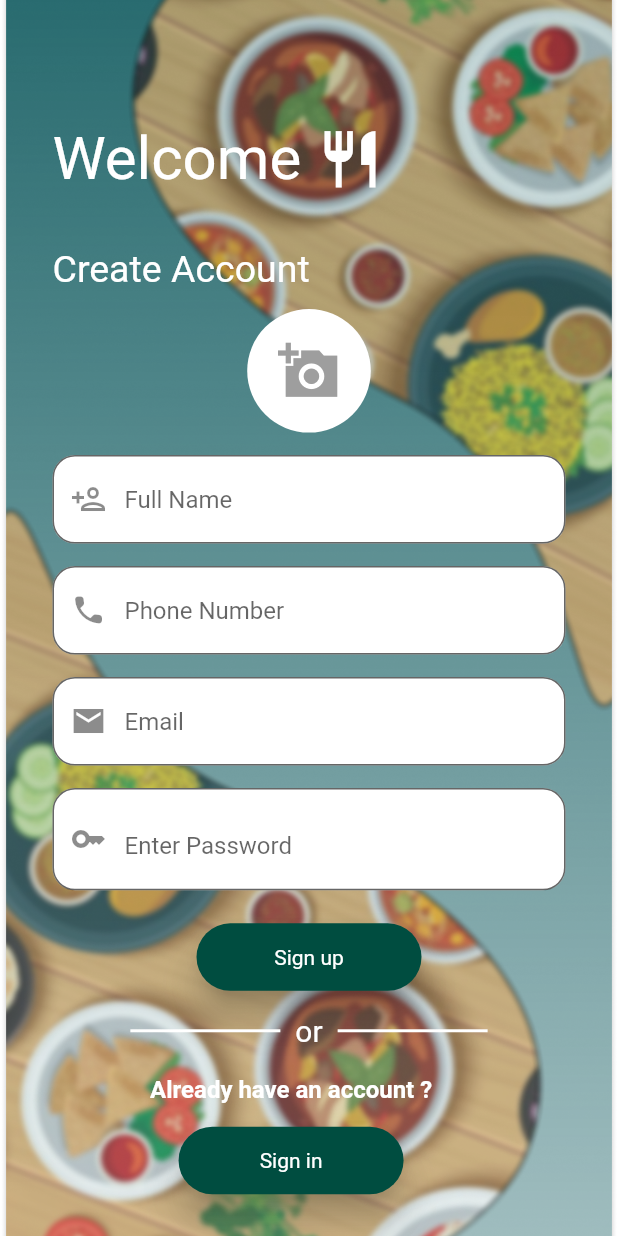
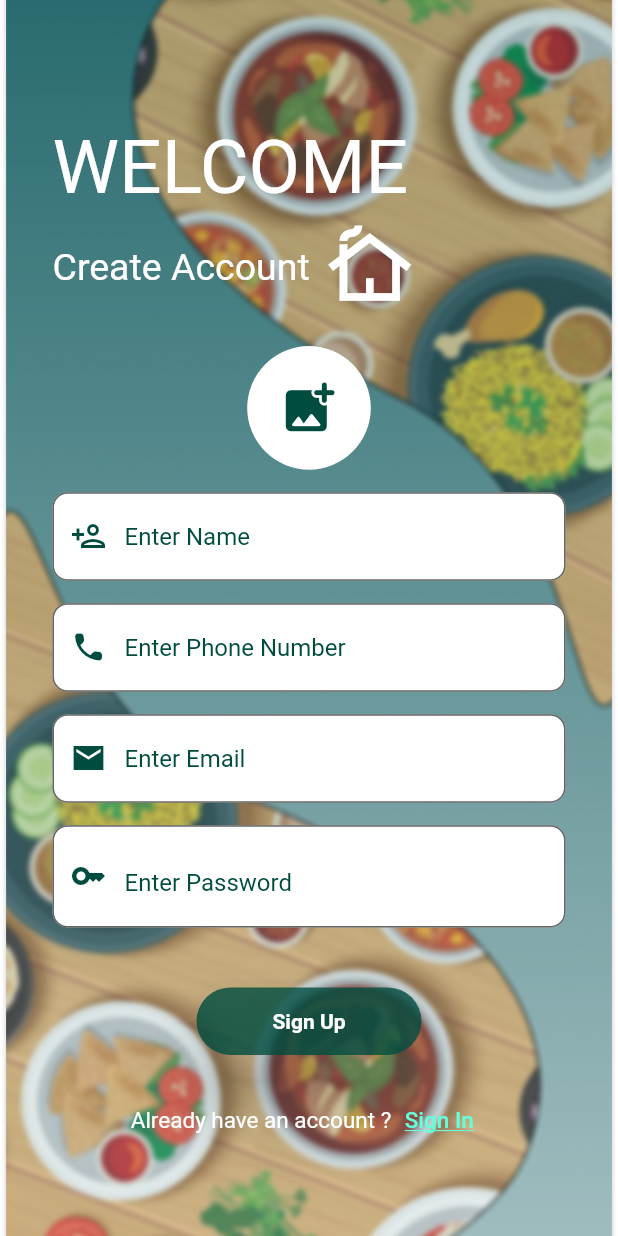
Before and after one commit to Saurabh101101/Cafeteria_Business, a Flutter app: the screen it shows after launch, after a tap on "Sign Up", on a phone screen of 412 x 824 dp. Run offline on Flutter 3.47's test engine with Material 2 defaults, Android fonts, the light colour scheme and no system bars; our stand-ins replace cloud_firestore, firebase_auth, firebase_core, firebase_storage, flutter_signin_button, fluttertoast and 2 more; accounts and stored records are empty.

Commit message:
final ui login n signup

```diff
--- a/lib/authentication/login.dart
+++ b/lib/authentication/login.dart
@@ -111,79 +111,79 @@
         body: Stack(
           children: [
             Container(
-              padding: EdgeInsets.only(left: 35,top:MediaQuery.of(context).size.height*0.1),
-              child: Text('Welcome',style: TextStyle(
+              padding: EdgeInsets.only(left: 35,top:MediaQuery.of(context).size.height*0.2),
+              child: Text('WELCOME',style: TextStyle(
                 color: Color(0xFFFFFFFF),
-                fontSize: 40,
+                fontSize: 50,
               ),),
 
             ),
             Padding(
-              padding: EdgeInsets.only(left: 35,top:MediaQuery.of(context).size.height*0.20),
+              padding: EdgeInsets.only(left: 35,top:MediaQuery.of(context).size.height*0.30),
               child: Row(
                 children: [
                   Text('SIGN IN',style: TextStyle(
                       color: Colors.white,
-                      fontSize: 30,)),
-                      SizedBox(width: 10),
-                      Icon(Icons.restaurant_outlined, color: Colors.white,size: 45),
+                      fontSize: 35,)),
+                      SizedBox(width: 20),
+                      Icon(Icons.cottage_outlined, color: Colors.white,size: 60,),
                 ],
               ),
             ),
-            Padding(
-              padding:  EdgeInsets.only(left: 35,right: 35,top:MediaQuery.of(context).size.height*0.30),
-              child: SizedBox(
-                height: 45,
-                width: 340,
-                child: ElevatedButton(onPressed: (){
-
-                  // final provider=Provider.of(context,listen: false);
-                  // provider.googleLogin();
-                },
-                    style: ElevatedButton.styleFrom(
-                      backgroundColor: Colors.teal[900]?.withOpacity(0.5),
-                      shape: StadiumBorder(),
-                      elevation: 0,),
-                    child: Padding(
-                      padding: const EdgeInsets.all(8.0),
-                      child: Row(
-                        mainAxisAlignment: MainAxisAlignment.center,
-                        children: [
-                          Image.asset(
-                            "assets/images/google.png",
-                            height: 40,
-                            width: 40,
-                          ),
-                          SizedBox(
-                            width: 10,
-                          ),
-                          const Text(
-                            "Login with Google",
-                            style: TextStyle(
-                                fontFamily: 'Roboto',
-                                fontSize: 18,
-                                color: Colors.white),
-                          ),
-                        ],
-                      ),)
-                ),
-              ),),
-            Padding(
-              padding:  EdgeInsets.only(top:MediaQuery.of(context).size.height*0.39,left:35,right:35),
-              child: Row(
-                mainAxisAlignment: MainAxisAlignment.center,
-                children: [
-                 Container(height:1.0,width:100.0,color:Colors.white),
-                 SizedBox(width: 10),
-                  Text("or",style: TextStyle(color:Colors.white,fontSize: 20)),
-                  SizedBox(width: 10),
-                  Container(height:1.0,width:100.0,color:Colors.white),
-                ],
-              ),
-            ),
+            // Padding(
+            //   padding:  EdgeInsets.only(left: 35,right: 35,top:MediaQuery.of(context).size.height*0.30),
+            //   child: SizedBox(
+            //     height: 45,
+            //     width: 340,
+            //     child: ElevatedButton(onPressed: (){
+            //
+            //       // final provider=Provider.of(context,listen: false);
+            //       // provider.googleLogin();
+            //     },
+                    // style: ElevatedButton.styleFrom(
+                    //   backgroundColor: Colors.teal[900]?.withOpacity(0.5),
+                    //   shape: StadiumBorder(),
+                    //   elevation: 0,),
+                    // child: Padding(
+                    //   padding: const EdgeInsets.all(8.0),
+                    //   child: Row(
+                    //     mainAxisAlignment: MainAxisAlignment.center,
+                    //     children: [
+                    //       Image.asset(
+                    //         "assets/images/google.png",
+                    //         height: 40,
+                    //         width: 40,
+                    //       ),
+                    //       SizedBox(
+                    //         width: 10,
+                    //       ),
+                    //       const Text(
+                    //         "Login with Google",
+                    //         style: TextStyle(
+                    //             fontFamily: 'Roboto',
+            //                     fontSize: 18,
+            //                     color: Colors.white),
+            //               ),
+            //             ],
+            //           ),)
+            //     ),
+            //   ),),
+            // Padding(
+            //   padding:  EdgeInsets.only(top:MediaQuery.of(context).size.height*0.39,left:35,right:35),
+            //   child: Row(
+            //     mainAxisAlignment: MainAxisAlignment.center,
+            //     children: [
+            //      Container(height:1.0,width:100.0,color:Colors.white),
+            //      SizedBox(width: 10),
+            //       Text("or",style: TextStyle(color:Colors.white,fontSize: 20)),
+            //       SizedBox(width: 10),
+            //       Container(height:1.0,width:100.0,color:Colors.white),
+            //     ],
+            //   ),
+            // ),
             SingleChildScrollView(
               child: Container(
-                padding: EdgeInsets.only(top:MediaQuery.of(context).size.height*0.45,right: 35,left: 35),
+                padding: EdgeInsets.only(top:MediaQuery.of(context).size.height*0.42,right: 35,left: 35),
                 child: Column(
                   children: [
                     Form(
@@ -194,57 +194,63 @@
                             TextField(
                               controller: emailController,
                               decoration: InputDecoration(
-                                  prefixIcon: Icon(Icons.mail_sharp),
+                                  prefixIcon: Icon(Icons.mail_sharp,color: Colors.teal[900]),
                                   fillColor: Colors.white,
                                   filled: true,
                                   hintText:'Enter Email',
-                                  border: OutlineInputBorder(borderRadius: BorderRadius.circular(15))
+                                  hintStyle: TextStyle(color: Colors.teal[900]),
+                                  border: OutlineInputBorder(borderRadius: BorderRadius.circular(10))
                               ),
                             ),
-                            SizedBox(height: 30),
+                            SizedBox(height: 40),
                             TextField(
                               obscureText: _isHidden,
                               controller: passwordController,
                               decoration: InputDecoration(
-                                  prefixIcon: Icon(Icons.key_outlined),
+                                  prefixIcon: Icon(Icons.key_outlined,color: Colors.teal[900]),
                                   fillColor: Colors.white,
                                   filled: true,
                                   hintText:'Enter Password',
-                                  suffix: InkWell(onTap:_toggle,child: Icon(_isHidden?Icons.visibility:Icons.visibility_off,)),
-                                  border: OutlineInputBorder(borderRadius: BorderRadius.circular(15))
+                                  hintStyle: TextStyle(color: Colors.teal[900]),
+                                  suffix: InkWell(onTap:_toggle,child: Icon(_isHidden?Icons.visibility_off:Icons.visibility,color: Colors.teal[900],)),
+                                  border: OutlineInputBorder(borderRadius: BorderRadius.circular(10))
                               ),
                             ),
                           ],
                     ),),
 
                     SizedBox(
-                      height: 30,
+                      height: 40,
                     ),
                     SizedBox(
                       height: 45,
-                      width: 150,
+                      width: 140,
                       child: ElevatedButton(onPressed: (){
                         formValidation();
                       },
 
                         style: ElevatedButton.styleFrom(
-                        backgroundColor: Colors.teal[900],
+                        backgroundColor: Colors.teal[900]?.withOpacity(0.8),
                         shape: StadiumBorder(),
-                        elevation: 10.0,
+                        elevation: 20.0,
                         textStyle: const TextStyle(color:Colors.blueAccent)
 
                        ),
-                       child: const Text('Sign in')),
+                       child: const Text('Sign In',style: TextStyle(fontWeight: FontWeight.bold),)),
+                    ),
+                    SizedBox(
+                      height: 20,
                     ),
                     Center(
                       child: Row(
                         mainAxisAlignment: MainAxisAlignment.center,
                         children: [
-                          Text("Don't Have a account ?",style: TextStyle(color:Colors.white), ),
+
+                          Text("Don't Have an Account ?",style: TextStyle(color:Colors.white,fontSize: 15),),
                           TextButton(onPressed: (){
                             Navigator.push(context, MaterialPageRoute(builder: (context)=>MySignup()));
                           },
-                           child: const Text("Sign Up",style: TextStyle(color:Colors.lightGreenAccent),)),
+                           child: const Text("Sign Up",style: TextStyle(color:Colors.tealAccent,fontSize: 15,decoration: TextDecoration.underline),)),
                         ],
                       ),
                     ),
--- a/lib/authentication/signup.dart
+++ b/lib/authentication/signup.dart
@@ -15,6 +15,7 @@
 import 'package:shared_preferences/shared_preferences.dart';
 
 import '../global/global.dart';
+import 'login.dart';
 
 
 
@@ -59,7 +60,7 @@
           context: context,
           builder:(c)
             {
-              return ErrorDialog(message: "Please Select an image",);
+              return ErrorDialog(message: "Please Select an Image",);
             }
         );
       }
@@ -70,7 +71,7 @@
         showDialog(context: context, builder: (c)
         {
           return LoadingDialog(
-            message: "Signing you up..",
+            message: "Signing You Up..",
           );
         }
         );
@@ -91,7 +92,7 @@
             context: context,
             builder:(c)
             {
-              return ErrorDialog(message: "Please fill all required fields",);
+              return ErrorDialog(message: "Please Fill All Required Fields",);
             }
         );
       }
@@ -164,31 +165,32 @@
           children: [
             Container(
               padding: EdgeInsets.only(left: 35,top:MediaQuery.of(context).size.height*0.1),
-              child: Row(
-                children: [
-                  Text('Welcome',style: TextStyle(
+              child: Text('WELCOME',style: TextStyle(
                     color: Color(0xFFFFFFFF),
-                    fontSize: 40,
+                    fontSize: 50,
                   ),),
-                      SizedBox(width: 10),
-                      Icon(Icons.restaurant_outlined, color: Colors.white,size: 45),
-                ],
+                      // SizedBox(width: 10),
+                      // Icon(Icons.restaurant_outlined, color: Colors.white,size: 45),
 
-              ),
+               ),
 
-            ),
+
             Padding(
-              padding: EdgeInsets.only(left: 35,top:MediaQuery.of(context).size.height*0.20),
-              child:
+              padding: EdgeInsets.only(left: 35,top:MediaQuery.of(context).size.height*0.18),
+              child:Row(
+                  children: [
                   Text('Create Account',style: TextStyle(
                       color: Colors.white,
                       fontSize: 25,)),
-
+                      SizedBox(width: 10),
+                      Icon(Icons.cottage_outlined, color: Colors.white,size: 60,),
+                  ],
+              )
               ),
             SingleChildScrollView(
 
               child: Container(
-                padding: EdgeInsets.only(top:MediaQuery.of(context).size.height*0.25,right: 35,left: 35),
+                padding: EdgeInsets.only(top:MediaQuery.of(context).size.height*0.28,right: 35,left: 35),
                 child: Column(
                   children: [
                     InkWell(
@@ -200,7 +202,7 @@
                         radius: MediaQuery.of(context).size.width*0.10,
                         backgroundColor: Colors.white,
                         backgroundImage:imageXFile==null ?null :FileImage(File(imageXFile!.path)) ,
-                        child: imageXFile==null? Icon(Icons.add_a_photo_sharp,size: MediaQuery.of(context).size.width*0.10,color: Colors.grey,):null,
+                        child: imageXFile==null? Icon(Icons.add_photo_alternate_rounded,size: MediaQuery.of(context).size.width*0.1,color: Colors.teal[900],):null,
                       ),
                     ),
 
@@ -212,22 +214,24 @@
                             TextField(
                               controller: nameController,
                               decoration: InputDecoration(
-                                  prefixIcon: Icon(Icons.person_add_outlined),
+                                  prefixIcon: Icon(Icons.person_add_outlined,color: Colors.teal[900]),
                                   fillColor: Colors.white,
                                   filled: true,
-                                  hintText:'Full Name',
-                                  border: OutlineInputBorder(borderRadius: BorderRadius.circular(15))
+                                  hintText:'Enter Name',
+                                  hintStyle: TextStyle(color: Colors.teal[900]),
+                                  border: OutlineInputBorder(borderRadius: BorderRadius.circular(10))
                               ),
                             ),
                             SizedBox(height: 15),
                             TextField(
                               controller: phoneController,
                               decoration: InputDecoration(
-                                  prefixIcon: Icon(Icons.call_rounded),
+                                  prefixIcon: Icon(Icons.call_rounded,color: Colors.teal[900]),
                                   fillColor: Colors.white,
                                   filled: true,
-                                  hintText:'Phone Number',
-                                  border: OutlineInputBorder(borderRadius: BorderRadius.circular(15))
+                                  hintText:'Enter Phone Number',
+                                  hintStyle: TextStyle(color: Colors.teal[900]),
+                                  border: OutlineInputBorder(borderRadius: BorderRadius.circular(10))
                               ),
                             ),
                             SizedBox(height: 15),
@@ -236,11 +240,12 @@
 
                               decoration: InputDecoration(
 
-                                  prefixIcon: Icon(Icons.mail_sharp),
+                                  prefixIcon: Icon(Icons.mail_sharp,color: Colors.teal[900]),
                                   fillColor: Colors.white,
                                   filled: true,
-                                  hintText:'Email',
-                                  border: OutlineInputBorder(borderRadius: BorderRadius.circular(15))
+                                  hintText:'Enter Email',
+                                  hintStyle: TextStyle(color: Colors.teal[900]),
+                                  border: OutlineInputBorder(borderRadius: BorderRadius.circular(10))
                               ),
                             ),
                             SizedBox(height: 15),
@@ -249,18 +254,19 @@
 
                               obscureText: _isHidden1,
                               decoration: InputDecoration(
-                                  prefixIcon: Icon(Icons.key_outlined),
+                                  prefixIcon: Icon(Icons.key_outlined,color: Colors.teal[900]),
                                   fillColor: Colors.white,
                                   filled: true,
                                   hintText:'Enter Password',
-                                  suffix: InkWell(onTap:_toggle1,child: Icon(_isHidden1?Icons.visibility:Icons.visibility_off,)),
-                                  border: OutlineInputBorder(borderRadius: BorderRadius.circular(15))
+                                  hintStyle: TextStyle(color: Colors.teal[900]),
+                                  suffix: InkWell(onTap:_toggle1,child: Icon(_isHidden1?Icons.visibility_off:Icons.visibility,)),
+                                  border: OutlineInputBorder(borderRadius: BorderRadius.circular(10))
                               ),
                             ),
                           ],
                         )),
 
-                    SizedBox(height: 22),
+                    SizedBox(height: 40),
                     SizedBox(
                       height: 45,
                       width: 150,
@@ -269,61 +275,36 @@
                         },
 
                         style: ElevatedButton.styleFrom(
-                        backgroundColor: Colors.teal[900],
+                        backgroundColor: Colors.teal[900]?.withOpacity(0.8),
                         shape: StadiumBorder(),
-                        elevation: 10.0,
+                        elevation: 20.0,
                         textStyle: const TextStyle(color:Colors.blueAccent)
+                       ),
+                       child: const Text('Sign Up',style: TextStyle(fontWeight: FontWeight.bold),)),
+                    ),
+                    SizedBox(height: 20,),
+                    Center(
+                        child: Row(
+                            mainAxisAlignment: MainAxisAlignment.center,
+                            children:[
 
-                       ),
-                       child: const Text('Sign up')),
+                              Text('Already have an account ?',style: TextStyle(
+                                  color:Colors.white,fontSize: 15
+                              ),),
+
+                              TextButton(onPressed: (){
+                                Navigator.push(context, MaterialPageRoute(builder: (context)=>MyLogin()));
+                              },
+                                  child: const Text("Sign In",style: TextStyle(color:Colors.tealAccent,fontSize: 15,decoration: TextDecoration.underline),)),
+                            ]
+                        )
                     ),
           ],
         ),
         )),
-        Padding(
-              padding:  EdgeInsets.only(top:MediaQuery.of(context).size.height*0.82,left:35,right:35),
-              child: Row(
-                mainAxisAlignment: MainAxisAlignment.center,
-                children: [
-                 Container(height:2.0,width:100.0,color:Colors.white),
-                 SizedBox(width: 10),
-                  Text("or",style: TextStyle(color:Colors.white,fontSize: 20)),
-                  SizedBox(width: 10),
-                  Container(height:2.0,width:100.0,color:Colors.white),
-                ],
-              ),
-            ),
-        Padding(
-          padding:  EdgeInsets.only(top:MediaQuery.of(context).size.height*0.84,left: 100,right: 90),
-          child: Column(
-            crossAxisAlignment: CrossAxisAlignment.center,
-           children:[
-            SizedBox(height: 25),
-             Text('Already have an account ?',style: TextStyle(
-                      color: Color(0xFFFFFFFF),
-                      fontSize: 16,
-                      fontWeight: FontWeight.bold,
-                    ),),
-                    SizedBox(height: 15),
-                    SizedBox(
-                      height: 45,
-                      width: 150,
-                      child: ElevatedButton(onPressed: (){
-                        Navigator.pop(context);
-                      },
 
-                        style: ElevatedButton.styleFrom(
-                        backgroundColor: Colors.teal[900],
-                        shape: StadiumBorder(),
-                        elevation: 10.0,
-                        textStyle: const TextStyle(color:Colors.teal)
 
-                       ),
-                       child: const Text('Sign in')),
-                    ),
-           ]
-          ),
-        )
+        // )
         ]
         )
         )
```
